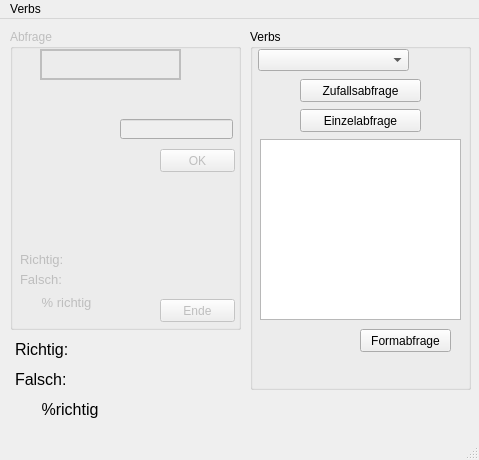
The window that verbs_bar.ui (valentin12/french-verb-trainer) describes before a commit, drawn with Qt 5.
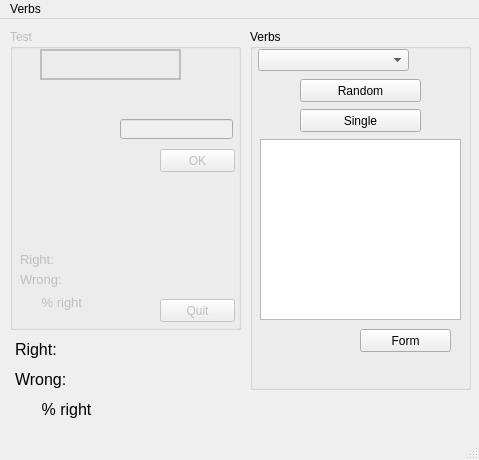
The same window after the commit.

```diff
--- a/verbs_bar.ui
+++ b/verbs_bar.ui
@@ -35,7 +35,7 @@
      </font>
     </property>
     <property name="text">
-     <string>Richtig:</string>
+     <string>Right: </string>
     </property>
    </widget>
    <widget class="QLabel" name="ui_percent_total">
@@ -53,7 +53,7 @@
      </font>
     </property>
     <property name="text">
-     <string>      %richtig</string>
+     <string>      % right</string>
     </property>
    </widget>
    <widget class="QGroupBox" name="ui_verbs">
@@ -91,7 +91,7 @@
       <string>&lt;html&gt;&lt;head/&gt;&lt;body&gt;&lt;p&gt;Wählt Verb und Form zufällig aus.&lt;/p&gt;&lt;/body&gt;&lt;/html&gt;</string>
      </property>
      <property name="text">
-      <string>Zufallsabfrage</string>
+      <string>Random</string>
      </property>
     </widget>
     <widget class="QPushButton" name="ui_single">
@@ -110,7 +110,7 @@
       <string>&lt;html&gt;&lt;head/&gt;&lt;body&gt;&lt;p&gt;&lt;br/&gt;&lt;/p&gt;&lt;/body&gt;&lt;/html&gt;</string>
      </property>
      <property name="text">
-      <string>Einzelabfrage</string>
+      <string>Single</string>
      </property>
      <property name="autoDefault">
       <bool>false</bool>
@@ -135,7 +135,7 @@
       <string>&lt;html&gt;&lt;head/&gt;&lt;body&gt;&lt;p&gt;Fragt bei allen Verben die angegebenen Formen ab.&lt;/p&gt;&lt;/body&gt;&lt;/html&gt;</string>
      </property>
      <property name="text">
-      <string>Formabfrage</string>
+      <string>Form</string>
      </property>
     </widget>
     <widget class="QListWidget" name="ui_form_type">
@@ -304,7 +304,7 @@
      </font>
     </property>
     <property name="text">
-     <string>Falsch:</string>
+     <string>Wrong: </string>
     </property>
    </widget>
    <widget class="QGroupBox" name="ui_query">
@@ -323,7 +323,7 @@
      <enum>Qt::NoFocus</enum>
     </property>
     <property name="title">
-     <string>Abfrage</string>
+     <string>Test</string>
     </property>
     <widget class="QLineEdit" name="ui_input1">
      <property name="geometry">
@@ -417,7 +417,7 @@
       </rect>
      </property>
      <property name="text">
-      <string>Ende</string>
+      <string>Quit</string>
      </property>
      <property name="autoDefault">
       <bool>false</bool>
@@ -520,7 +520,7 @@
       </font>
      </property>
      <property name="text">
-      <string>Richtig:</string>
+      <string>Right: </string>
      </property>
     </widget>
     <widget class="QLabel" name="ui_wrong">
@@ -538,7 +538,7 @@
       </font>
      </property>
      <property name="text">
-      <string>Falsch:</string>
+      <string>Wrong: </string>
      </property>
     </widget>
     <widget class="QLabel" name="ui_percent">
@@ -556,7 +556,7 @@
       </font>
      </property>
      <property name="text">
-      <string>      % richtig</string>
+      <string>      % right</string>
      </property>
     </widget>
    </widget>
```
Left out of the diff: 31 changed lines with no effect on the pictures.
